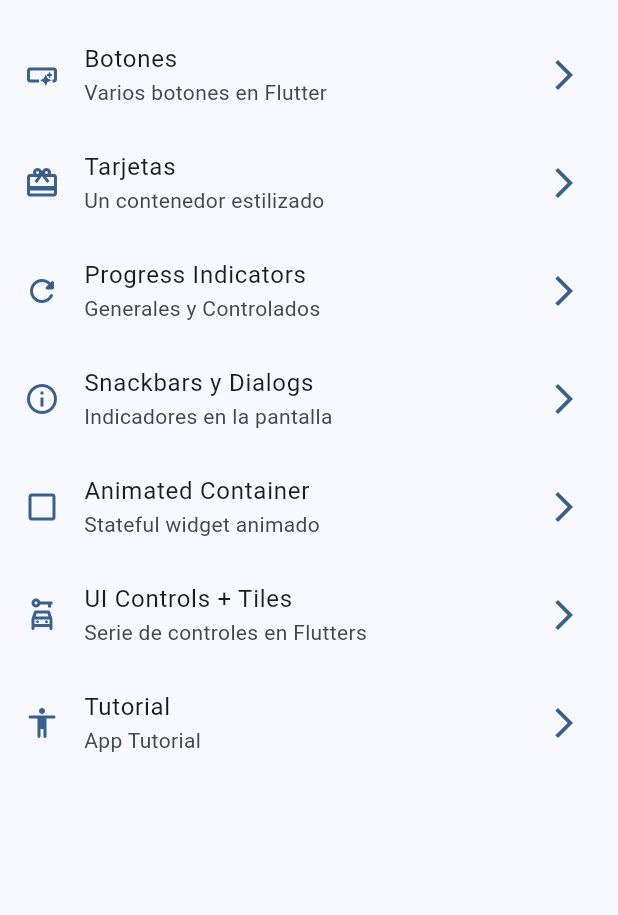
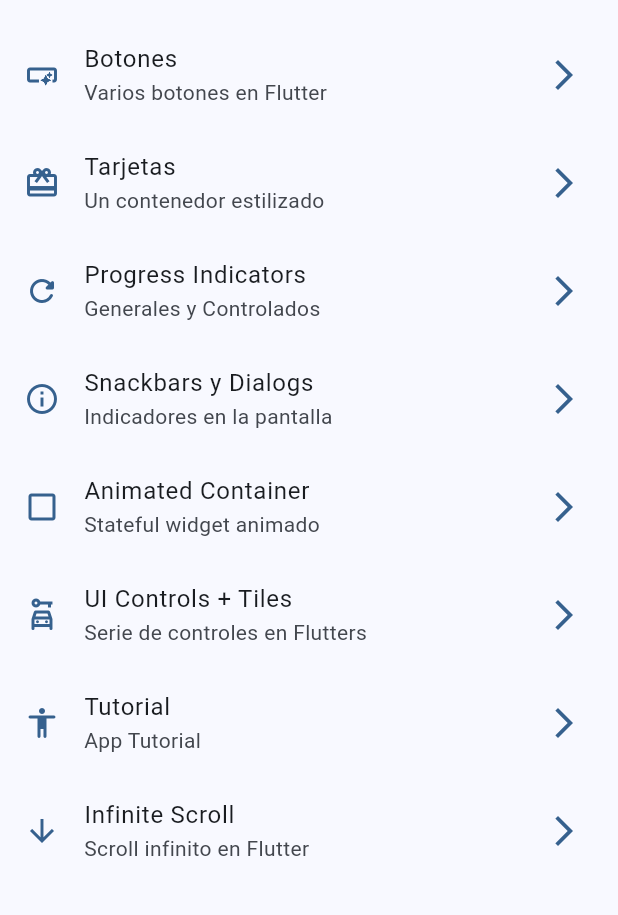
Before and after one commit to je-martinez/fernando-herrera-flutter-course, a Flutter app: the screen it shows after launch, on a phone screen of 412 x 824 dp, the part 63-978 px from its top. Run offline on Flutter 3.47's test engine with Material 3 defaults, Android fonts, the phone set to English and light mode, and no system bars; our stand-ins replace animate_do, dio, go_router, video_player.

Commit message:
chore: wip course

```diff
--- a/widgets_app/lib/config/menu/menu_items.dart
+++ b/widgets_app/lib/config/menu/menu_items.dart
@@ -56,4 +56,10 @@ const appMenuItems = <MenuItem>[
     link: '/tutorial',
     icon: Icons.accessibility_rounded,
   ),
+  MenuItem(
+    title: 'Infinite Scroll',
+    subtitle: 'Scroll infinito en Flutter',
+    link: '/infinite',
+    icon: Icons.arrow_downward,
+  ),
 ];
--- a/widgets_app/lib/config/router/router.dart
+++ b/widgets_app/lib/config/router/router.dart
@@ -1,5 +1,4 @@
 import 'package:go_router/go_router.dart';
-import 'package:widgets_app/presentation/screens/progress/progress_screen.dart';
 import 'package:widgets_app/presentation/screens/screens.dart';
 
 final appRouter = GoRouter(initialLocation: '/', routes: [
@@ -35,4 +34,8 @@ final appRouter = GoRouter(initialLocation: '/', routes: [
       name: AppTutorial.name,
       path: '/tutorial',
       builder: (context, state) => const AppTutorial()),
+  GoRoute(
+      name: InfiniteScrollScreen.name,
+      path: '/infinite',
+      builder: (context, state) => const InfiniteScrollScreen()),
 ]);
--- a/widgets_app/lib/presentation/screens/screens.dart
+++ b/widgets_app/lib/presentation/screens/screens.dart
@@ -4,5 +4,6 @@ export 'package:widgets_app/presentation/screens/buttons/buttons_screen.dart';
 export 'package:widgets_app/presentation/screens/cards/cards_screen.dart';
 export 'package:widgets_app/presentation/screens/home/home_screen.dart';
 export 'package:widgets_app/presentation/screens/infinite_scroll/infinite_scroll.dart';
+export 'package:widgets_app/presentation/screens/progress/progress_screen.dart';
 export 'package:widgets_app/presentation/screens/snackbar/snackbar_screen.dart';
 export 'package:widgets_app/presentation/screens/ui_controls/ui_controls_screen.dart';
```
Also changed, not shown: widgets_app/lib/presentation/screens/infinite_scroll/infinite_scroll.dart (+74 -2 lines).
